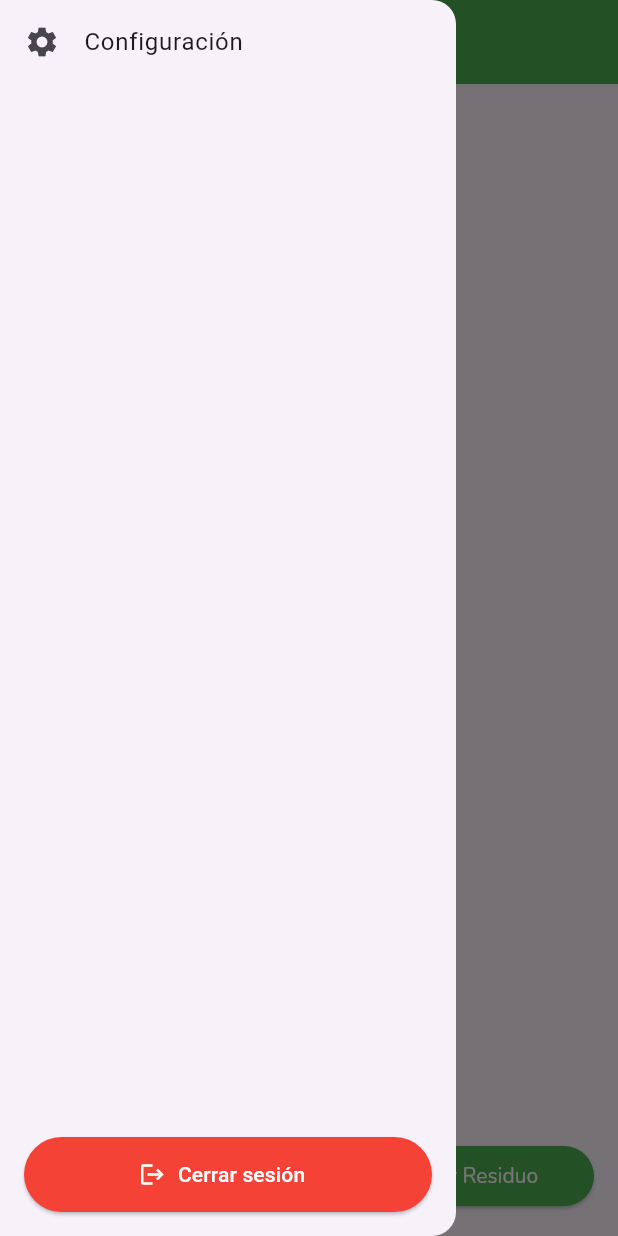
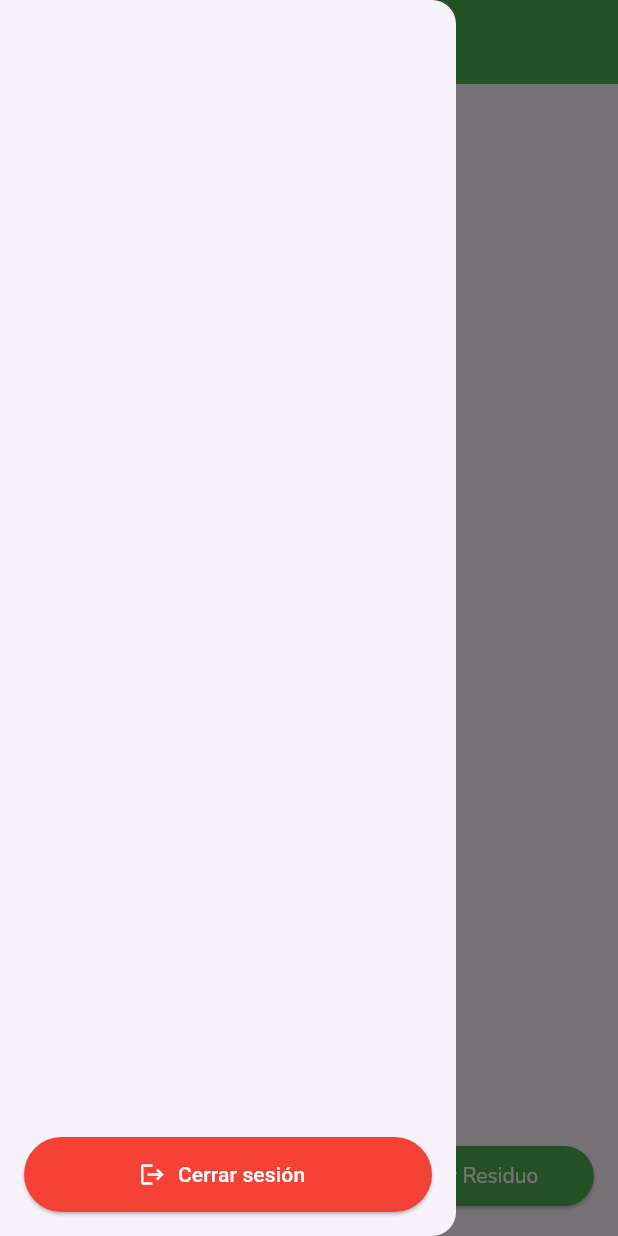
Before and after one commit to MovilesGrupo15/flutter, a Flutter app: the HomeView screen opened by its route, with the side drawer open, on a phone screen of 412 x 824 dp. Run offline on Flutter 3.47's test engine with Material 3 defaults, Android fonts, the phone set to English and light mode, and no system bars; our stand-ins replace camera, cloud_firestore, connectivity_plus, firebase_analytics, firebase_auth, firebase_core and 5 more; accounts and stored records are empty; network calls fail; Roboto replaces fonts that are missing (Nunito-Bold).

Commit message:
Ajustes feedback

```diff
--- a/lib/views/home_view.dart
+++ b/lib/views/home_view.dart
@@ -36,15 +36,7 @@ class HomeView extends StatelessWidget {
               // Parte superior: Opciones
               Column(
                 children: [
-                  ListTile(
-                    leading: const Icon(Icons.settings),
-                    title: const Text('Configuración'),
-                    onTap: () {
-                      // Aquí puedes navegar a un SettingsView o mostrar un mensaje
-                      Navigator.pop(context); // cerrar el drawer
-                      // Navigator.pushNamed(context, '/settings');
-                    },
-                  ),
+
                 ],
               ),
               // Parte inferior: Cerrar sesión
```
Also changed, not shown: 12 other files.
